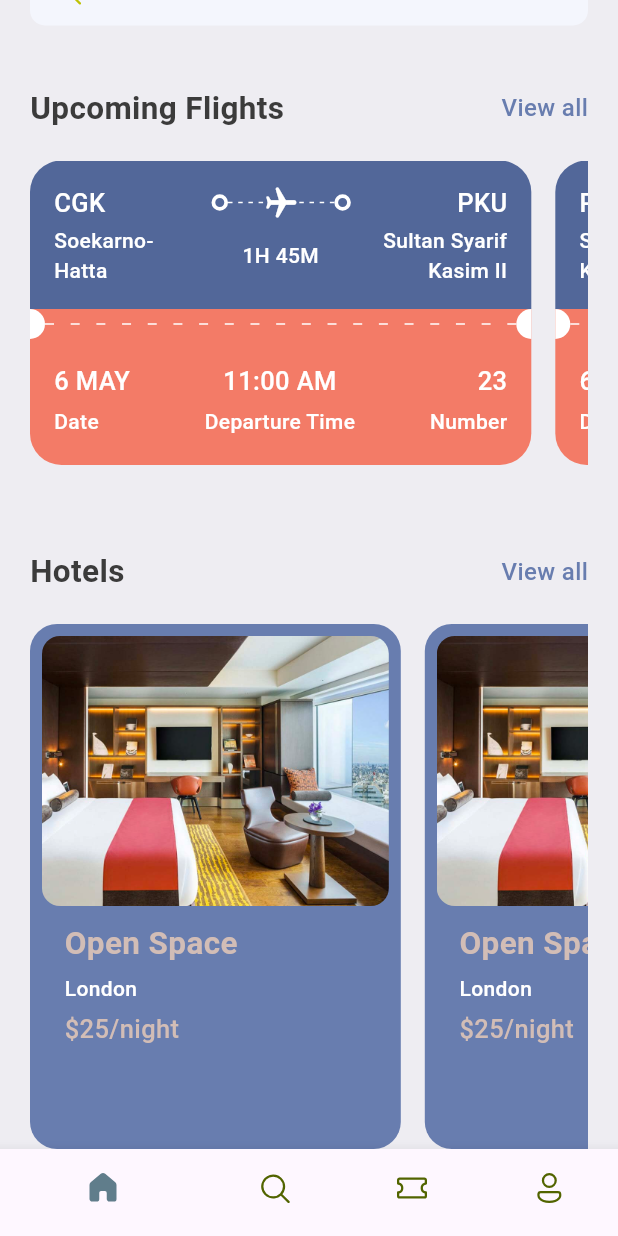
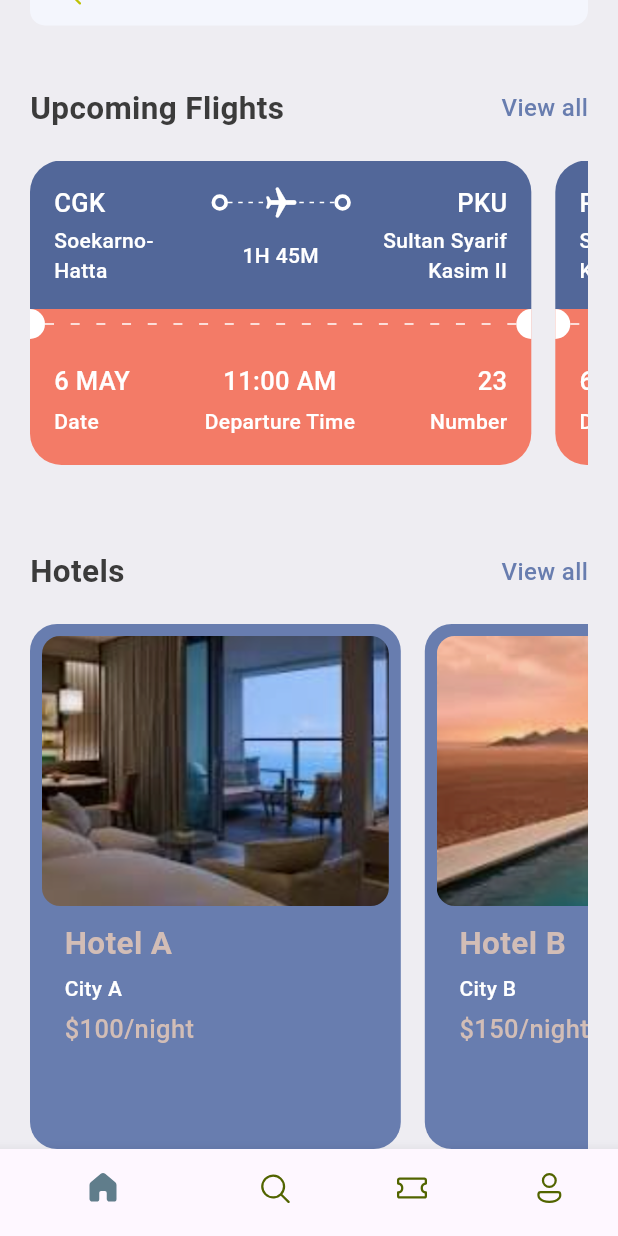
Before and after one commit to azrinurvani/Flutter-Ticket, a Flutter app: the screen it shows after launch, scrolled down 162 dp, on a phone screen of 412 x 824 dp. Run offline on Flutter 3.47's test engine with Material 3 defaults, Android fonts, the phone set to English and light mode, and no system bars; our stand-ins replace fluentui_icons.

Commit message:
- Finishing Home Screen UI - Prepare Search Screen UI

```diff
--- a/lib/base/bottom_nav_bar.dart
+++ b/lib/base/bottom_nav_bar.dart
@@ -1,6 +1,7 @@
 import 'package:fluentui_icons/fluentui_icons.dart';
 import 'package:flutter/material.dart';
-import 'package:ticket_app/screens/home_screen.dart';
+import 'package:ticket_app/screens/home/home_screen.dart';
+import 'package:ticket_app/screens/search/search_screen.dart';
 
 class BottomNavBar extends StatefulWidget {
   const BottomNavBar({super.key});
@@ -12,7 +13,7 @@ class BottomNavBar extends StatefulWidget {
 class _BottomNavBarState extends State<BottomNavBar> {
   final appScreens = [
     const HomeScreen(),
-    const Center(child: Text("Search")),
+    const SearchScreen(),
     const Center(child: Text("Tickets")),
     const Center(child: Text("Profile")),
   ];
@@ -29,7 +30,6 @@ class _BottomNavBarState extends State<BottomNavBar> {
   @override
   Widget build(BuildContext context) {
     return Scaffold(
-
       body: appScreens[_selectedIntex],
       bottomNavigationBar: BottomNavigationBar(
         onTap: _onItemTapped,
--- a/lib/base/utils/all_json.dart
+++ b/lib/base/utils/all_json.dart
@@ -80,3 +80,42 @@ List<Map<String, dynamic>> ticketList = [
     'number': 61
   }
 ];
+
+List<Map<String, dynamic>> hotelList = [
+  {
+    'image': 'assets/images/hotel_room_view_1.png',
+    'place': 'Hotel A',
+    'destination': 'City A',
+    'price': 100,
+  },
+  {
+    'image': 'assets/images/hotel_room_view_2.png',
+    'place': 'Hotel B',
+    'destination': 'City B',
+    'price': 150,
+  },
+  {
+    'image': 'assets/images/hotel_room_view_3.png',
+    'place': 'Hotel C',
+    'destination': 'City C',
+    'price': 200,
+  },
+  {
+    'image': 'assets/images/pool_view_1.png',
+    'place': 'Hotel D',
+    'destination': 'City D',
+    'price': 100,
+  },
+  {
+    'image': 'assets/images/pool_view_2.png',
+    'place': 'Hotel E',
+    'destination': 'City E',
+    'price': 150,
+  },
+  {
+    'image': 'assets/images/pool_view_3.png',
+    'place': 'Hotel F',
+    'destination': 'City F',
+    'price': 200,
+  },
+];
--- a/lib/screens/home_screen.dart
+++ b/lib/screens/home/home_screen.dart
@@ -119,15 +119,10 @@ class HomeScreen extends StatelessWidget {
                 SingleChildScrollView(
                   scrollDirection: Axis.horizontal,
                   child: Row(
-                    children: [
-                      Hotel(),
-                      Hotel(),
-                      Hotel(),
-                      Hotel(),
-                      Hotel(),
-                      Hotel(),
-                    ],
-                  ),
+                      children: hotelList
+                          // .take(hotelList.length)
+                          .map((singleHotel) => Hotel(hotel: singleHotel))
+                          .toList()),
                 ),
               ],
             ),
--- a/lib/screens/widgets/hotel.dart
+++ b/lib/screens/home/widgets/hotel.dart
@@ -1,9 +1,9 @@
 import 'package:flutter/material.dart';
-import 'package:ticket_app/base/res/media.dart';
 import 'package:ticket_app/base/res/styles/app_styles.dart';
 
 class Hotel extends StatelessWidget {
-  const Hotel({super.key});
+  final Map<String, dynamic> hotel;
+  const Hotel({super.key, required this.hotel});
 
   @override
   Widget build(BuildContext context) {
@@ -26,7 +26,9 @@ class Hotel extends StatelessWidget {
               color: AppStyles.primaryColor,
               borderRadius: BorderRadius.circular(12),
               image: DecorationImage(
-                image: AssetImage(AppMedia.hotelRoom),
+                image: AssetImage(
+                  "${hotel['image']}",
+                ),
                 fit: BoxFit.cover,
               ),
             ),
@@ -37,7 +39,7 @@ class Hotel extends StatelessWidget {
           Padding(
             padding: const EdgeInsets.only(left: 15.0),
             child: Text(
-              "Open Space",
+              hotel['place'],
               style: AppStyles.headLineStyle2.copyWith(
                 color: AppStyles.kakiColor,
               ),
@@ -50,7 +52,7 @@ class Hotel extends StatelessWidget {
           Padding(
             padding: const EdgeInsets.only(left: 15.0),
             child: Text(
-              "London",
+              hotel['destination'],
               style: AppStyles.headLineStyle4.copyWith(
                 color: Colors.white,
               ),
@@ -63,7 +65,7 @@ class Hotel extends StatelessWidget {
           Padding(
             padding: const EdgeInsets.only(left: 15.0),
             child: Text(
-              "\$25/night",
+              "\$${hotel['price']}/night",
               style: AppStyles.headLineStyle3.copyWith(
                 color: AppStyles.kakiColor,
               ),
--- /dev/null
+++ b/lib/screens/search/search_screen.dart
@@ -0,0 +1,28 @@
+import 'package:flutter/material.dart';
+import 'package:ticket_app/base/res/styles/app_styles.dart';
+
+class SearchScreen extends StatelessWidget {
+  const SearchScreen({super.key});
+
+  @override
+  Widget build(BuildContext context) {
+    return Scaffold(
+      backgroundColor: AppStyles.bgColor,
+      body: ListView(
+        padding: const EdgeInsets.symmetric(
+          horizontal: 20,
+          vertical: 20,
+        ),
+        children: [
+          Text(
+            "Whare are\nyou looking for?",
+            style: AppStyles.headLineStyle1.copyWith(
+              color: Colors.white,
+              fontSize: 35,
+            ),
+          ),
+        ],
+      ),
+    );
+  }
+}
```
